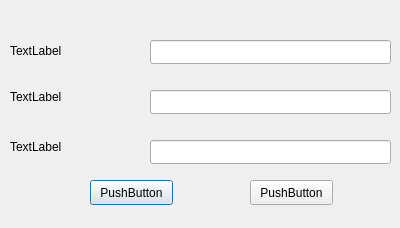
Old version of the form pdb/passworddlg.ui in the repository cynicanonimus/pdb.
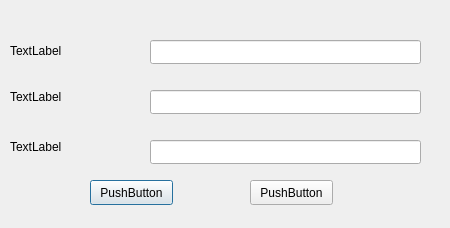
New version of the form.

Patch:
```diff
--- a/pdb/passworddlg.ui
+++ b/pdb/passworddlg.ui
@@ -6,13 +6,13 @@
    <rect>
     <x>0</x>
     <y>0</y>
-    <width>400</width>
+    <width>450</width>
     <height>228</height>
    </rect>
   </property>
   <property name="maximumSize">
    <size>
-    <width>400</width>
+    <width>450</width>
     <height>228</height>
    </size>
   </property>
@@ -37,7 +37,7 @@
     <rect>
      <x>150</x>
      <y>40</y>
-     <width>241</width>
+     <width>271</width>
      <height>24</height>
     </rect>
    </property>
@@ -73,7 +73,7 @@
     <rect>
      <x>150</x>
      <y>90</y>
-     <width>241</width>
+     <width>271</width>
      <height>24</height>
     </rect>
    </property>
@@ -83,7 +83,7 @@
     <rect>
      <x>150</x>
      <y>140</y>
-     <width>241</width>
+     <width>271</width>
      <height>24</height>
     </rect>
    </property>
```
